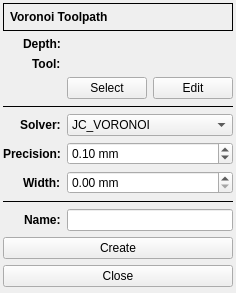
Above: G2G/forms/voronoiform.ui from XRay3D/GERBER_X3 before the change. Below: the same form after it.
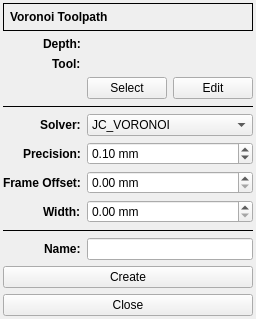
That is the form after the change. Custom widgets are drawn as their Qt base class.

Patch:
```diff
--- a/G2G/forms/voronoiform.ui
+++ b/G2G/forms/voronoiform.ui
@@ -6,8 +6,8 @@
    <rect>
     <x>0</x>
     <y>0</y>
-    <width>230</width>
-    <height>293</height>
+    <width>238</width>
+    <height>308</height>
    </rect>
   </property>
   <property name="windowTitle">
@@ -152,7 +152,7 @@
      </property>
     </widget>
    </item>
-   <item row="7" column="0">
+   <item row="8" column="0">
     <widget class="QLabel" name="label_5">
      <property name="font">
       <font>
@@ -187,7 +187,7 @@
      </property>
     </widget>
    </item>
-   <item row="7" column="1">
+   <item row="8" column="1">
     <widget class="DoubleSpinBox" name="dsbxWidth">
      <property name="suffix">
       <string> mm</string>
@@ -200,7 +200,7 @@
      </property>
     </widget>
    </item>
-   <item row="9" column="0">
+   <item row="10" column="0">
     <widget class="QLabel" name="label_6">
      <property name="font">
       <font>
@@ -213,7 +213,7 @@
      </property>
     </widget>
    </item>
-   <item row="8" column="0" colspan="2">
+   <item row="9" column="0" colspan="2">
     <widget class="Line" name="line_2">
      <property name="frameShadow">
       <enum>QFrame::Plain</enum>
@@ -223,17 +223,17 @@
      </property>
     </widget>
    </item>
-   <item row="9" column="1">
+   <item row="10" column="1">
     <widget class="QLineEdit" name="leName"/>
    </item>
-   <item row="11" column="0" colspan="2">
+   <item row="12" column="0" colspan="2">
     <widget class="QPushButton" name="pbClose">
      <property name="text">
       <string>Close</string>
      </property>
     </widget>
    </item>
-   <item row="10" column="0" colspan="2">
+   <item row="11" column="0" colspan="2">
     <widget class="QPushButton" name="pbCreate">
      <property name="text">
       <string>Create</string>
@@ -267,6 +267,32 @@
      </item>
     </widget>
    </item>
+   <item row="7" column="0">
+    <widget class="QLabel" name="label_8">
+     <property name="font">
+      <font>
+       <weight>75</weight>
+       <bold>true</bold>
+      </font>
+     </property>
+     <property name="text">
+      <string>Frame Offset:</string>
+     </property>
+    </widget>
+   </item>
+   <item row="7" column="1">
+    <widget class="DoubleSpinBox" name="dsbxOffset">
+     <property name="suffix">
+      <string> mm</string>
+     </property>
+     <property name="maximum">
+      <double>10.000000000000000</double>
+     </property>
+     <property name="singleStep">
+      <double>0.100000000000000</double>
+     </property>
+    </widget>
+   </item>
   </layout>
  </widget>
  <customwidgets>
```
